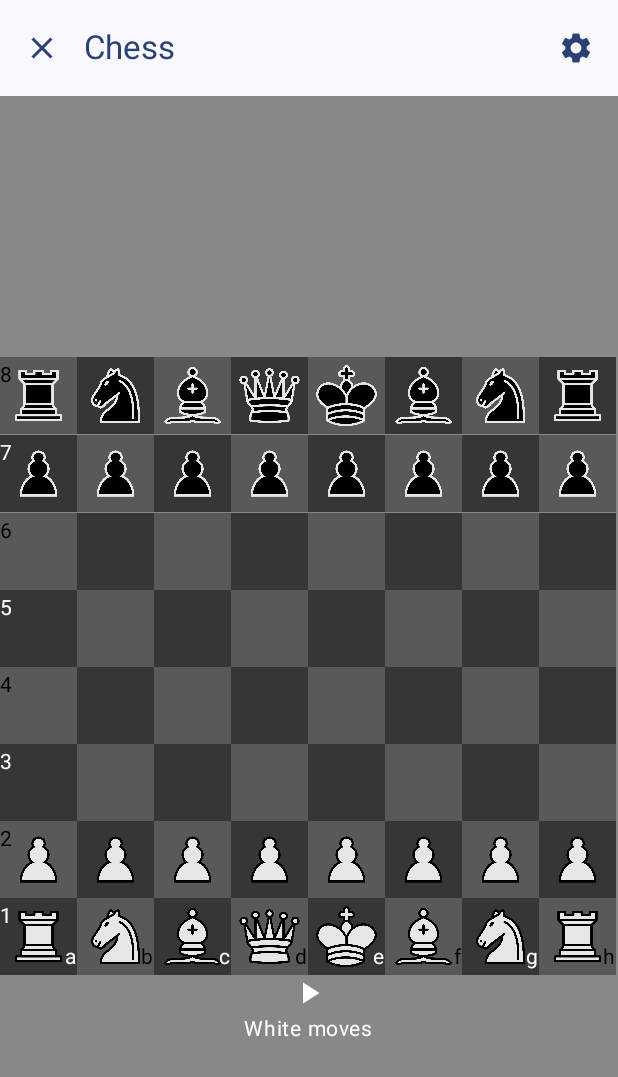
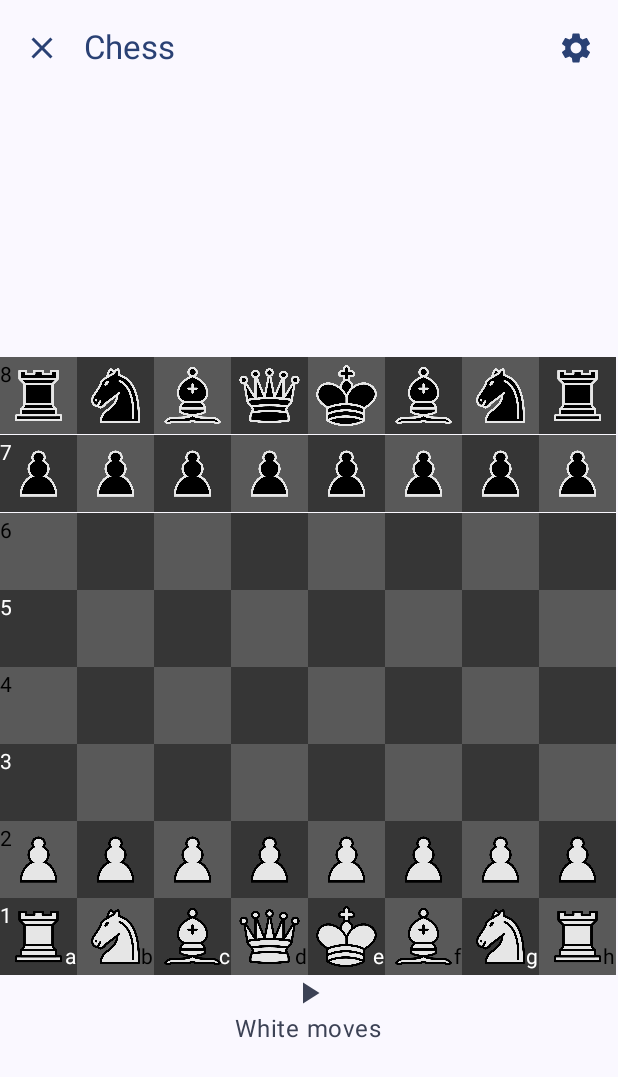
Before and after one commit to mduranx64/kotlin-games, an Android app built with Jetpack Compose: the ChessGame screen opened through its navigation route, on a phone screen of 412 x 824 dp. Shown: the top 1077 px of the screen. Run offline under Robolectric (Android 15) with nearby library versions, the light colour scheme and no system bars.

Commit message:
Fix color link and turn text

```diff
--- a/KotlinGames/app/src/main/java/com/mduranx64/kotlingames/ChessGame.kt
+++ b/KotlinGames/app/src/main/java/com/mduranx64/kotlingames/ChessGame.kt
@@ -108,7 +108,7 @@ fun ChessGame(navController: NavHostController) {
                 modifier = Modifier
                     .padding(paddingValues)
                     .fillMaxSize()
-                    .background(Color.Gray)
+                    .background(MaterialTheme.colorScheme.background)
             )
         }
     )
@@ -175,12 +175,12 @@ fun ChessBoardView(navController: NavHostController, board: Board, boardTheme: B
             Icon(
                 imageVector = Icons.Default.PlayArrow,
                 contentDescription = "Game Controller",
-                tint = Color.Black
+                tint = MaterialTheme.colorScheme.secondary
             )
             Text(
                 text = "Black moves",
-                fontSize = 14.sp,
-                color = Color.Black
+                fontSize = 16.sp,
+                color = MaterialTheme.colorScheme.secondary
             )
         }
 
@@ -285,12 +285,12 @@ fun ChessBoardView(navController: NavHostController, board: Board, boardTheme: B
             Icon(
                 imageVector = Icons.Default.PlayArrow,
                 contentDescription = "Game Controller",
-                tint = Color.White
+                tint = MaterialTheme.colorScheme.secondary
             )
             Text(
                 text = "White moves",
-                fontSize = 14.sp,
-                color = Color.White
+                fontSize = 16.sp,
+                color = MaterialTheme.colorScheme.secondary
             )
         }
 
--- a/KotlinGames/app/src/main/java/com/mduranx64/kotlingames/MainActivity.kt
+++ b/KotlinGames/app/src/main/java/com/mduranx64/kotlingames/MainActivity.kt
@@ -41,7 +41,6 @@ import androidx.compose.runtime.setValue
 import androidx.compose.ui.Alignment
 import androidx.compose.ui.Modifier
 import androidx.compose.ui.draw.clip
-import androidx.compose.ui.graphics.Color
 import androidx.compose.ui.layout.ContentScale
 import androidx.compose.ui.platform.LocalContext
 import androidx.compose.ui.res.painterResource
@@ -92,8 +91,8 @@ fun MainView(navController: NavHostController) {
 
     val gameList = listOf(
         GameItem(title = "Chess", imageResId = R.drawable.chess_cover, game = GameType.Chess),
-        GameItem(title = "Coming Soon", imageResId = R.drawable.coming_soon, game = GameType.ComingSoon),
-        GameItem(title = "Coming Soon", imageResId = R.drawable.coming_soon, game = GameType.ComingSoon)
+//        GameItem(title = "Coming Soon", imageResId = R.drawable.coming_soon, game = GameType.ComingSoon),
+//        GameItem(title = "Coming Soon", imageResId = R.drawable.coming_soon, game = GameType.ComingSoon)
     )
 
     var showInfoAlert by remember { mutableStateOf(false) }
@@ -157,8 +156,8 @@ fun MainView(navController: NavHostController) {
 fun InfoAlert(onDismiss: () -> Unit) {
     val context = LocalContext.current
     val packageInfo = context.packageManager.getPackageInfo(context.packageName, 0)
-    val versionName = packageInfo.versionName
-    val versionCode = packageInfo.longVersionCode
+    val versionName = packageInfo?.versionName
+    val versionCode = packageInfo?.longVersionCode
 
     AlertDialog(
         onDismissRequest = onDismiss,
@@ -193,7 +192,7 @@ fun InfoAlert(onDismiss: () -> Unit) {
                 // Clickable text using Modifier.clickable
                 Text(
                     text = "Visit the repository on GitHub",
-                    color = Color.Blue,
+                    color = MaterialTheme.colorScheme.primary,
                     style = MaterialTheme.typography.bodyLarge,
                     modifier = Modifier.clickable {
                         // Open the link in a browser
--- a/KotlinGames/app/src/main/java/com/mduranx64/kotlingames/ui/theme/Theme.kt
+++ b/KotlinGames/app/src/main/java/com/mduranx64/kotlingames/ui/theme/Theme.kt
@@ -23,7 +23,8 @@ private val DarkColorScheme = darkColorScheme(
 private val LightColorScheme = lightColorScheme(
     primary = Purple40,
     secondary = PurpleGrey40,
-    tertiary = Pink40
+    tertiary = Pink40,
+
 
     /* Other default colors to override
     background = Color(0xFFFFFBFE),
```
Also changed, not shown: KotlinGames/app/src/main/res/values/colors.xml (deleted, +0 -10 lines).
